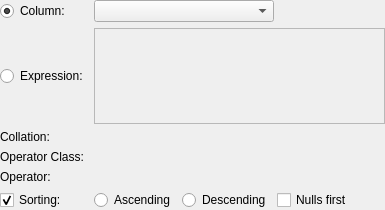
This is libpgmodeler_ui/ui/elementswidget.ui in pgmodeler/pgmodeler as Qt 5 draws it before an edit. The edited form follows.
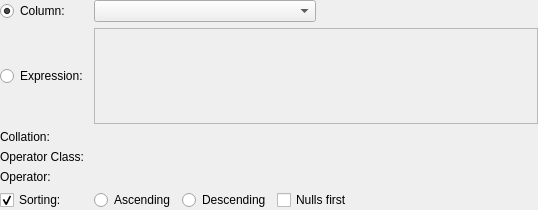
This is the edited form.

Diff of the .ui file:
```diff
--- a/libpgmodeler_ui/ui/elementswidget.ui
+++ b/libpgmodeler_ui/ui/elementswidget.ui
@@ -6,7 +6,7 @@
    <rect>
     <x>0</x>
     <y>0</y>
-    <width>385</width>
+    <width>538</width>
     <height>210</height>
    </rect>
   </property>
@@ -60,7 +60,7 @@
       <bool>false</bool>
      </property>
      <property name="sizePolicy">
-      <sizepolicy hsizetype="Expanding" vsizetype="Expanding">
+      <sizepolicy hsizetype="Expanding" vsizetype="MinimumExpanding">
        <horstretch>0</horstretch>
        <verstretch>0</verstretch>
       </sizepolicy>
```
